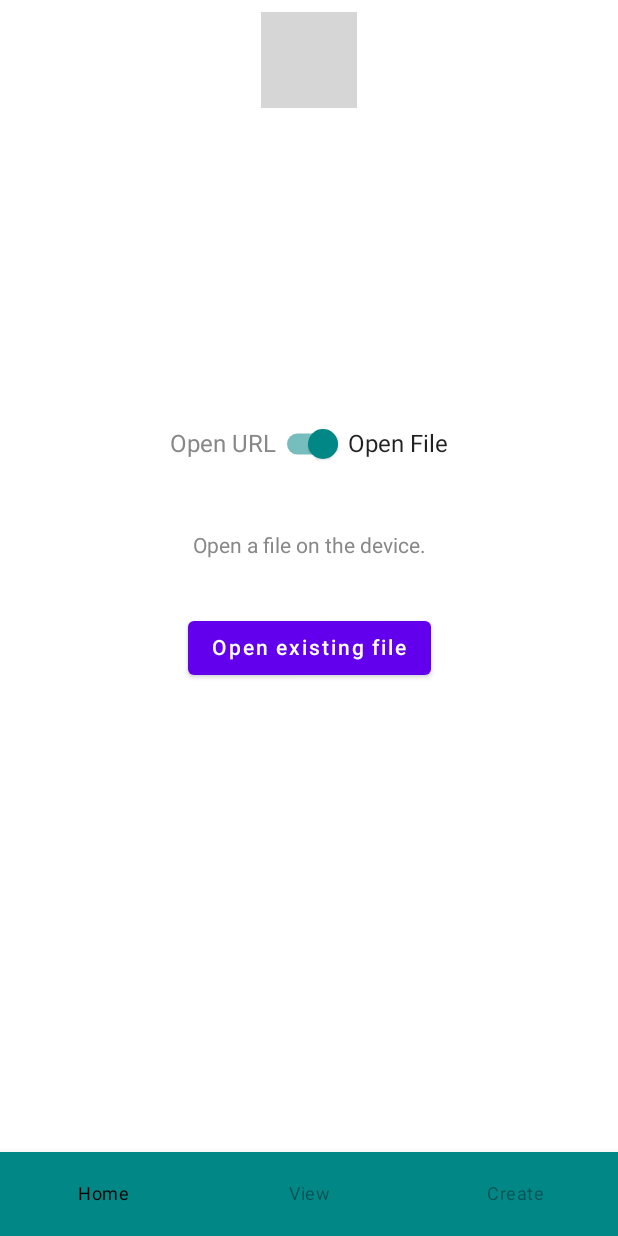
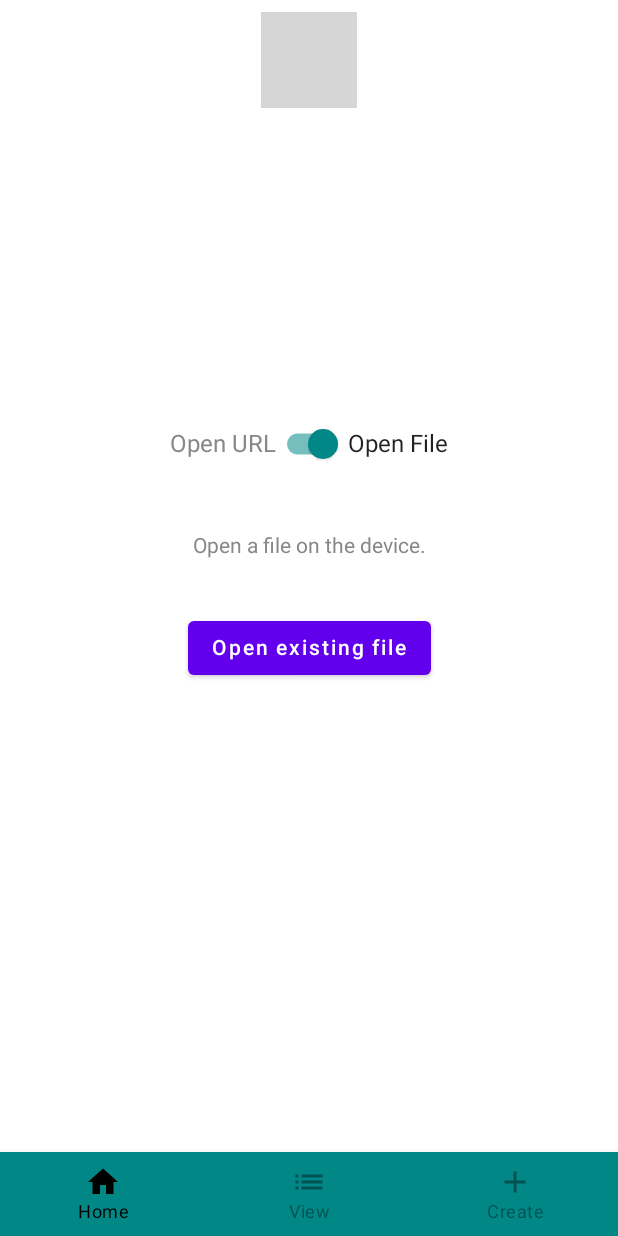
Before and after one commit to nsi60/eziCal, an Android app built with Jetpack Compose: the homeScreen screen opened through its navigation route, on a phone screen of 412 x 824 dp. Run offline under Robolectric (Android 15) with nearby library versions, the phone set to English and light mode, and no system bars; our stand-ins replace Dagger/Hilt's generated code; libraries missing offline, so code that uses them is left out: coil.decode; pictures from the network do not load; 1 statement that could not run was skipped; grey boxes are pictures that could not be loaded.

Commit message:
Fixed bottom navigation icons visibility.

```diff
--- a/app/src/main/java/com/nsi/ezcalender/ui/navigation/BottomNavigation.kt
+++ b/app/src/main/java/com/nsi/ezcalender/ui/navigation/BottomNavigation.kt
@@ -44,7 +44,7 @@ fun BottomNavigationThing(
                         restoreState = true
                     }
                 },
-                icon = { item.icon }
+                icon = { Icon(imageVector = item.icon, contentDescription = "c-d") }
             )
         }
 
```
